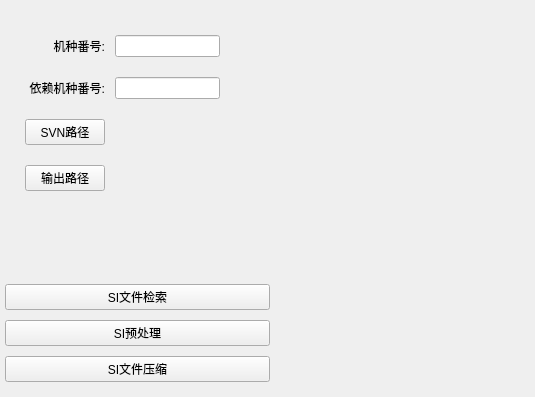
First picture: the form in Template/Forms/SIForm.ui, repository 335134701/QT_Demo, before the edit.
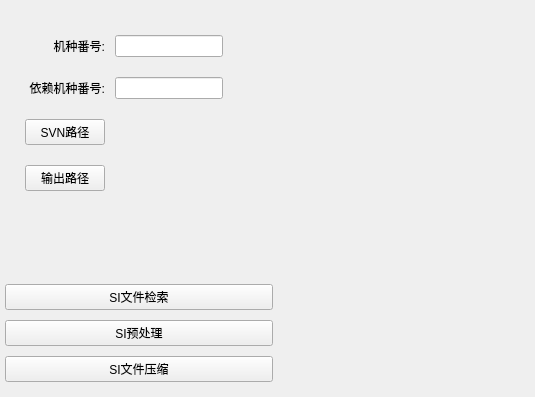
Second picture: the form after the edit.

```diff
--- a/Template/Forms/SIForm.ui
+++ b/Template/Forms/SIForm.ui
@@ -118,7 +118,7 @@
         </property>
         <property name="maximumSize">
          <size>
-          <width>105</width>
+          <width>120</width>
           <height>16777215</height>
          </size>
         </property>
@@ -144,7 +144,7 @@
        <widget class="QLineEdit" name="RelyIDEdit">
         <property name="maximumSize">
          <size>
-          <width>105</width>
+          <width>120</width>
           <height>16777215</height>
          </size>
         </property>
```
